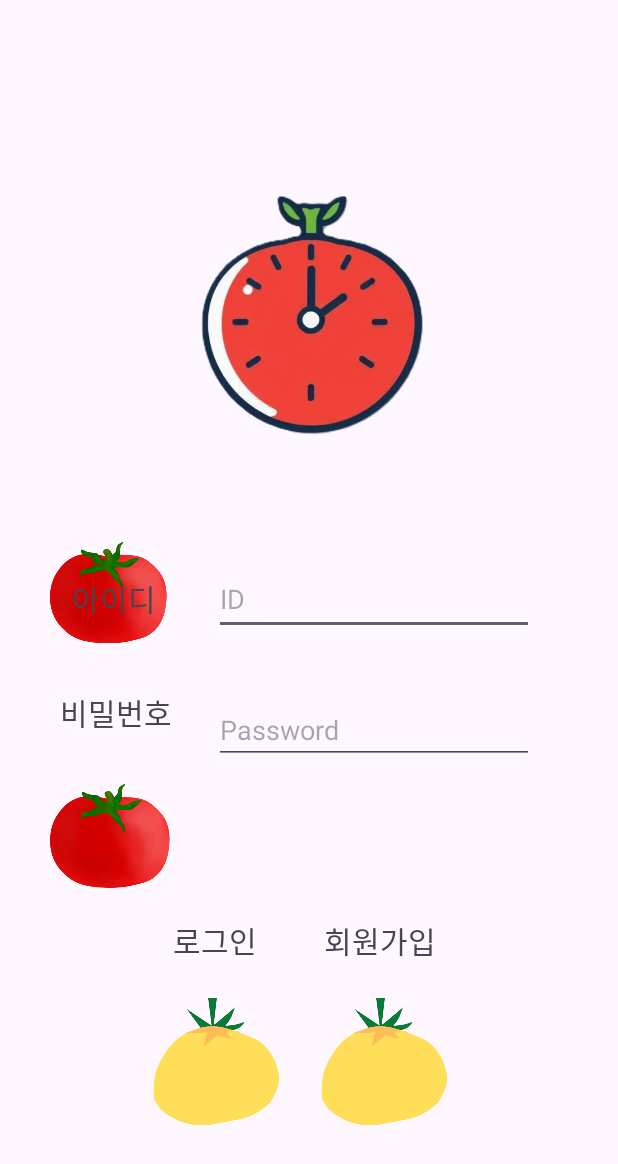
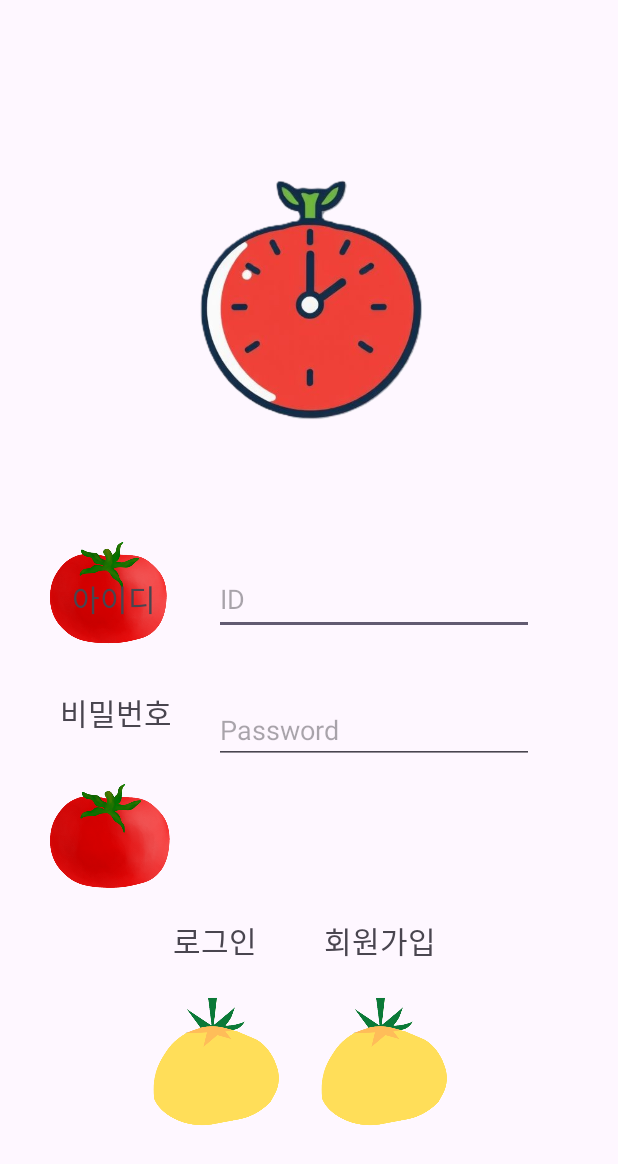
Before and after one commit to stonehenjii/GURU2_3, an Android app: the LoginActivity screen opened directly, with no data from a screen before it, on a phone screen of 412 x 824 dp. Shown: the top 1164 px of the screen. Run offline under Robolectric (Android 15) with nearby library versions, the phone set to English and light mode, and no system bars.

```diff
--- a/app/src/main/res/layout/activity_login.xml
+++ b/app/src/main/res/layout/activity_login.xml
@@ -10,9 +10,10 @@
         android:layout_width="163dp"
         android:layout_height="197dp"
         android:layout_marginStart="124dp"
-        android:layout_marginTop="114dp"
+        android:layout_marginTop="104dp"
         android:layout_marginEnd="124dp"
         app:layout_constraintEnd_toEndOf="parent"
+        app:layout_constraintHorizontal_bias="0.0"
         app:layout_constraintStart_toStartOf="parent"
         app:layout_constraintTop_toTopOf="parent"
         app:srcCompat="@drawable/timer" />
```
